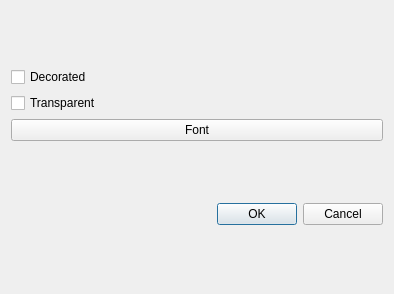
Qt form qt/standalone/config.ui (9ParsonsB/florence) before a commit.
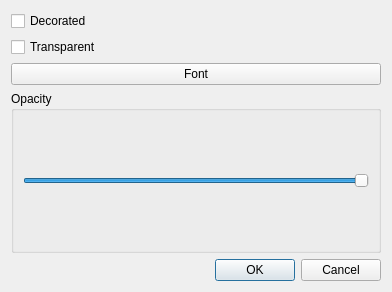
The same form after that commit.

Commit message: Add opacity config option in Qt standalone

Diff of the .ui file:
```diff
--- a/qt/standalone/config.ui
+++ b/qt/standalone/config.ui
@@ -6,8 +6,8 @@
    <rect>
     <x>0</x>
     <y>0</y>
-    <width>394</width>
-    <height>294</height>
+    <width>392</width>
+    <height>292</height>
    </rect>
   </property>
   <property name="windowTitle">
@@ -37,6 +37,31 @@
        </property>
       </widget>
      </item>
+     <item>
+      <widget class="QGroupBox" name="opacityGroup">
+       <property name="title">
+        <string>Opacity</string>
+       </property>
+       <layout class="QVBoxLayout" name="verticalLayout_3">
+        <item>
+         <widget class="QSlider" name="opacity">
+          <property name="minimum">
+           <number>1</number>
+          </property>
+          <property name="maximum">
+           <number>100</number>
+          </property>
+          <property name="value">
+           <number>100</number>
+          </property>
+          <property name="orientation">
+           <enum>Qt::Horizontal</enum>
+          </property>
+         </widget>
+        </item>
+       </layout>
+      </widget>
+     </item>
     </layout>
    </item>
    <item>
```
The commit also changes 4 other files.
